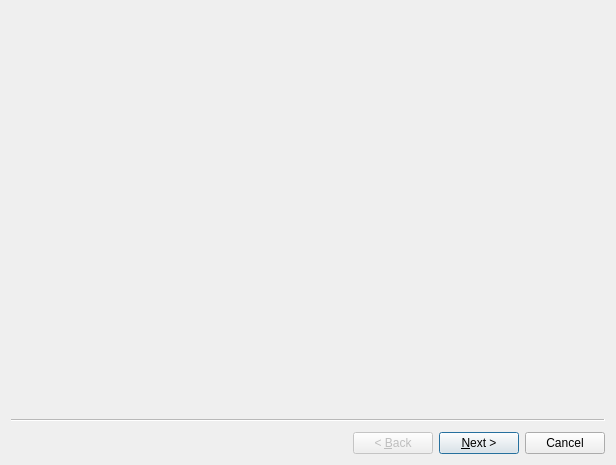
Old version of the form etc/setup.ui in the repository BlackIQ/Rachel.
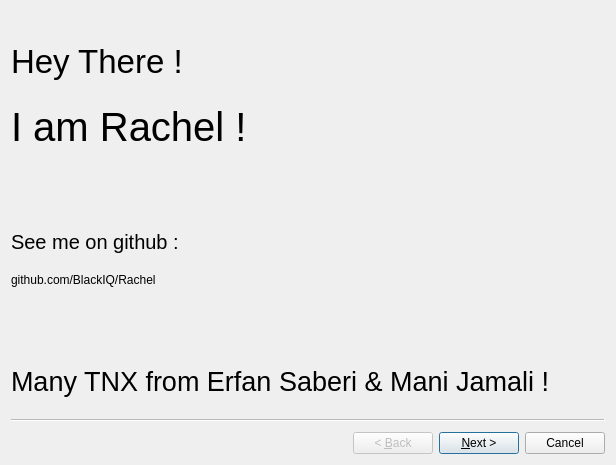
New version of the form. Icons and pictures are not drawn.

```diff
--- a/etc/setup.ui
+++ b/etc/setup.ui
@@ -20,6 +20,91 @@
    <property name="styleSheet">
     <string notr="true">background-image: url(setup.png);</string>
    </property>
+   <widget class="QLabel" name="label_2">
+    <property name="geometry">
+     <rect>
+      <x>0</x>
+      <y>20</y>
+      <width>241</width>
+      <height>61</height>
+     </rect>
+    </property>
+    <property name="font">
+     <font>
+      <pointsize>25</pointsize>
+     </font>
+    </property>
+    <property name="text">
+     <string>Hey There !</string>
+    </property>
+   </widget>
+   <widget class="QLabel" name="label_3">
+    <property name="geometry">
+     <rect>
+      <x>0</x>
+      <y>90</y>
+      <width>271</width>
+      <height>51</height>
+     </rect>
+    </property>
+    <property name="font">
+     <font>
+      <pointsize>30</pointsize>
+     </font>
+    </property>
+    <property name="text">
+     <string>I am Rachel !</string>
+    </property>
+   </widget>
+   <widget class="QLabel" name="label_4">
+    <property name="geometry">
+     <rect>
+      <x>0</x>
+      <y>210</y>
+      <width>261</width>
+      <height>41</height>
+     </rect>
+    </property>
+    <property name="font">
+     <font>
+      <pointsize>15</pointsize>
+     </font>
+    </property>
+    <property name="text">
+     <string>See me on github :</string>
+    </property>
+   </widget>
+   <widget class="QLabel" name="label_5">
+    <property name="geometry">
+     <rect>
+      <x>0</x>
+      <y>260</y>
+      <width>191</width>
+      <height>17</height>
+     </rect>
+    </property>
+    <property name="text">
+     <string>github.com/BlackIQ/Rachel</string>
+    </property>
+   </widget>
+   <widget class="QLabel" name="label_6">
+    <property name="geometry">
+     <rect>
+      <x>0</x>
+      <y>350</y>
+      <width>541</width>
+      <height>41</height>
+     </rect>
+    </property>
+    <property name="font">
+     <font>
+      <pointsize>20</pointsize>
+     </font>
+    </property>
+    <property name="text">
+     <string>Many TNX from Erfan Saberi &amp; Mani Jamali !</string>
+    </property>
+   </widget>
   </widget>
   <widget class="QWizardPage" name="wizardPage2">
    <widget class="QLineEdit" name="leLocation">
```
Left out of the diff: 2 changed lines with no effect on the pictures.
